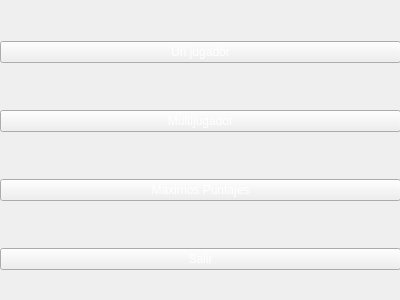
Qt form Pruebas/Prototipo_personaje/menu.ui (Juandiego88/ProyectoFinal-info2) before a commit.
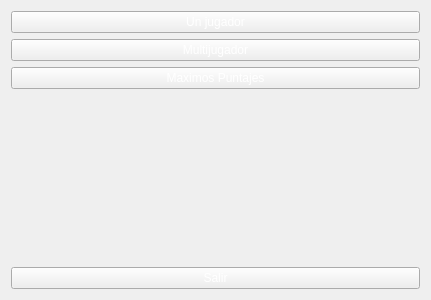
The same form after that commit. Icons and pictures are not drawn.

Diff of the .ui file:
```diff
--- a/Pruebas/Prototipo_personaje/menu.ui
+++ b/Pruebas/Prototipo_personaje/menu.ui
@@ -6,7 +6,7 @@
    <rect>
     <x>0</x>
     <y>0</y>
-    <width>400</width>
+    <width>431</width>
     <height>300</height>
    </rect>
   </property>
@@ -16,15 +16,6 @@
   <property name="styleSheet">
    <string notr="true">background-image: url(:/imagenes/fondo.jpg);</string>
   </property>
-  <widget class="QWidget" name="">
-   <property name="geometry">
-    <rect>
-     <x>0</x>
-     <y>0</y>
-     <width>401</width>
-     <height>311</height>
-    </rect>
-   </property>
    <layout class="QVBoxLayout" name="verticalLayout">
     <item>
      <widget class="QPushButton" name="pushButton">
@@ -56,6 +47,31 @@
       </property>
      </widget>
     </item>
+   <item>
+    <widget class="QLabel" name="label">
+     <property name="enabled">
+      <bool>true</bool>
+     </property>
+     <property name="font">
+      <font>
+       <family>Nirmala UI</family>
+       <pointsize>14</pointsize>
+      </font>
+     </property>
+     <property name="autoFillBackground">
+      <bool>false</bool>
+     </property>
+     <property name="styleSheet">
+      <string notr="true">color: rgb(255, 255, 255);</string>
+     </property>
+     <property name="text">
+      <string/>
+     </property>
+     <property name="alignment">
+      <set>Qt::AlignCenter</set>
+     </property>
+    </widget>
+   </item>
     <item>
      <widget class="QPushButton" name="pushButton_4">
       <property name="styleSheet">
@@ -67,7 +83,12 @@
      </widget>
     </item>
    </layout>
-  </widget>
+  <zorder>layoutWidget</zorder>
+  <zorder>pushButton_2</zorder>
+  <zorder>label</zorder>
+  <zorder>pushButton_4</zorder>
+  <zorder>pushButton</zorder>
+  <zorder>maximos_puntajes</zorder>
  </widget>
  <resources/>
  <connections/>
```
Left out of the diff: 2 changed lines with no effect on the pictures. Lines whose indentation alone changed are shown as unchanged.
